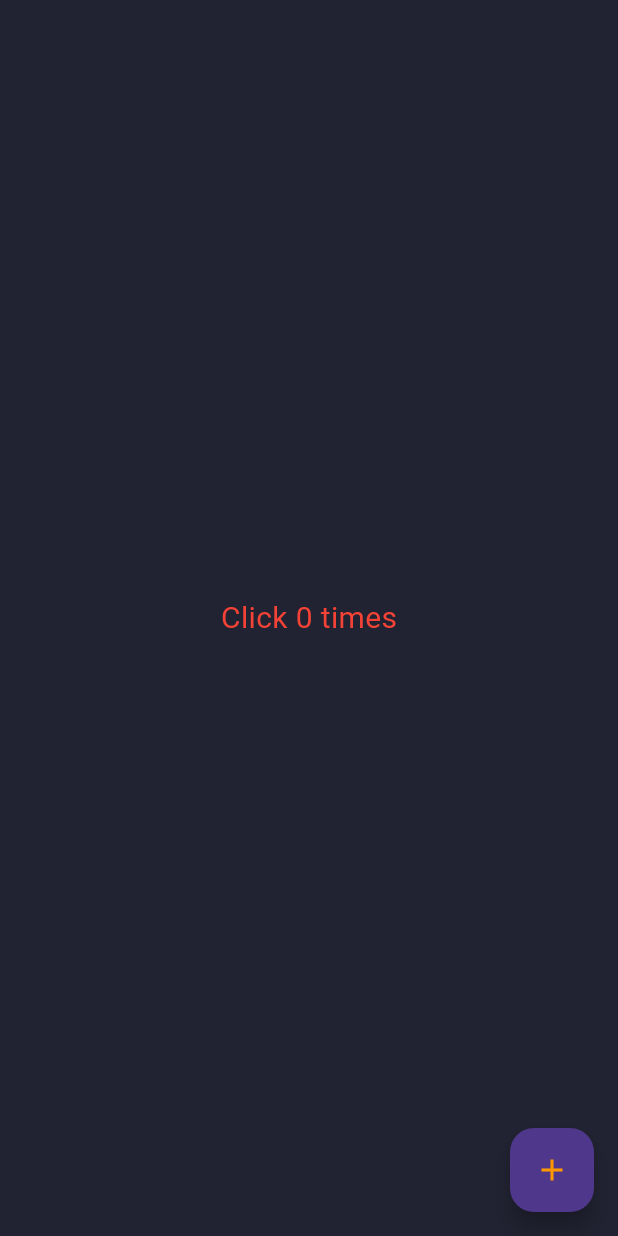
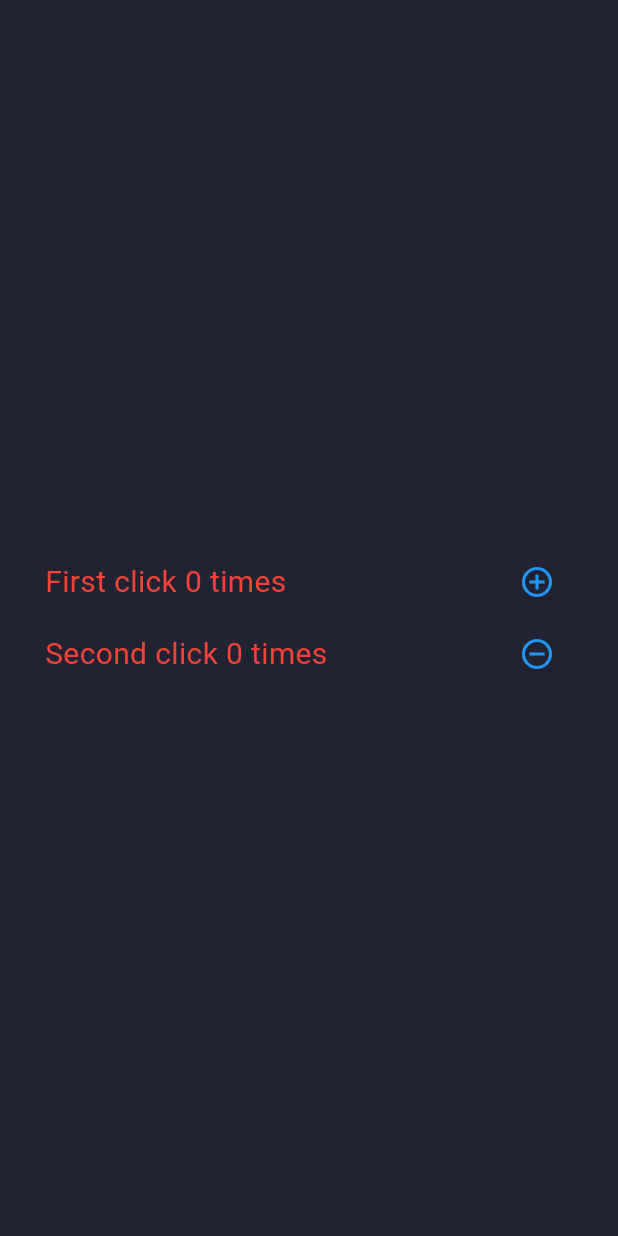
Before and after one commit to zgjff/flutter_demos, a Flutter app: the screen it shows after launch, on a phone screen of 412 x 824 dp. Run offline on Flutter 3.47's test engine with Material 3 defaults, Android fonts, the light colour scheme and no system bars; our stand-ins replace equatable, fl_chart, flutter_bloc, flutter_svg, responsive_builder, styled_widget.

Commit message:
bloc 多 event

```diff
--- a/bloc_demo/lib/main.dart
+++ b/bloc_demo/lib/main.dart
@@ -1,4 +1,4 @@
-import 'package:bloc_demo/screens/main/main_screen.dart';
+import 'package:bloc_demo/screens/event/more_action_screen.dart';
 import 'package:flutter/material.dart';
 import 'package:responsive_builder/responsive_builder.dart';
 
@@ -16,7 +16,7 @@ class MyApp extends StatelessWidget {
         theme: ThemeData.dark(useMaterial3: true).copyWith(
           scaffoldBackgroundColor: const Color(0xFF212332),
         ),
-        home: const MainScreen(),
+        home: const MoreActionScreenScreen(),
       );
     });
   }
--- /dev/null
+++ b/bloc_demo/lib/screens/event/more_action_bloc.dart
@@ -0,0 +1,17 @@
+import 'package:equatable/equatable.dart';
+import 'package:flutter_bloc/flutter_bloc.dart';
+
+part 'more_action_event.dart';
+part 'more_action_state.dart';
+
+class MoreActionBloc extends Bloc<MoreActionEvent, MoreActionState> {
+  MoreActionBloc() : super(const MoreActionInitial(0)) {
+    on<MoreActionEvent>((event, emit) {
+      if (event is AddActionEvent) {
+        emit(MoreActionInitial(state.value() + 1));
+        return;
+      }
+      emit(MoreActionInitial(state.value() - 1));
+    });
+  }
+}
--- /dev/null
+++ b/bloc_demo/lib/screens/event/more_action_event.dart
@@ -0,0 +1,18 @@
+part of 'more_action_bloc.dart';
+
+sealed class MoreActionEvent extends Equatable {
+  const MoreActionEvent();
+}
+
+final class AddActionEvent extends MoreActionEvent {
+  const AddActionEvent();
+  @override
+  List<Object?> get props => [];
+}
+
+final class ReduceActionEvent extends MoreActionEvent {
+  const ReduceActionEvent();
+
+  @override
+  List<Object?> get props => [];
+}
--- /dev/null
+++ b/bloc_demo/lib/screens/event/more_action_screen.dart
@@ -0,0 +1,79 @@
+import 'package:flutter/material.dart';
+import 'package:flutter_bloc/flutter_bloc.dart';
+import 'package:styled_widget/styled_widget.dart';
+
+import 'more_action_bloc.dart';
+
+class MoreActionScreenScreen extends StatelessWidget {
+  const MoreActionScreenScreen({super.key});
+
+  @override
+  Widget build(BuildContext context) {
+    return BlocProvider(
+      create: (context) => MoreActionBloc(),
+      child: Builder(
+        builder: (ctx) => _builderPage(ctx),
+      ),
+    );
+  }
+
+  Widget _builderPage(BuildContext context) {
+    return Scaffold(
+      body: Center(
+        child: Container(
+          padding: const EdgeInsets.symmetric(horizontal: 30),
+          child: Column(
+            mainAxisAlignment: MainAxisAlignment.center,
+            children: [
+              ActionShowItem(
+                content: 'First',
+                iconData: Icons.add_circle_outline,
+                onPressed: () {
+                  context.read<MoreActionBloc>().add(const AddActionEvent());
+                },
+              ),
+              ActionShowItem(
+                content: 'Second',
+                iconData: Icons.remove_circle_outline,
+                onPressed: () {
+                  context.read<MoreActionBloc>().add(const ReduceActionEvent());
+                },
+              )
+            ],
+          ),
+        ),
+      ),
+    );
+  }
+}
+
+class ActionShowItem extends StatelessWidget {
+  const ActionShowItem({
+    super.key,
+    required this.content,
+    required this.iconData,
+    required this.onPressed,
+  });
+
+  final String content;
+  final IconData iconData;
+  final VoidCallback onPressed;
+  @override
+  Widget build(BuildContext context) {
+    return Row(
+      mainAxisAlignment: MainAxisAlignment.spaceBetween,
+      children: [
+        BlocBuilder<MoreActionBloc, MoreActionState>(builder: (_, state) {
+          return Text('$content click ${state.value()} times')
+              .textColor(Colors.red)
+              .fontSize(20);
+        }),
+        IconButton(
+          onPressed: onPressed,
+          icon: Icon(iconData),
+          color: Colors.blue,
+        ),
+      ],
+    );
+  }
+}
--- /dev/null
+++ b/bloc_demo/lib/screens/event/more_action_state.dart
@@ -0,0 +1,20 @@
+part of 'more_action_bloc.dart';
+
+sealed class MoreActionState extends Equatable {
+  const MoreActionState();
+  int value();
+}
+
+final class MoreActionInitial extends MoreActionState {
+  const MoreActionInitial(this._count);
+  final int _count;
+
+  /// 获取当前的值
+  @override
+  int value() {
+    return _count;
+  }
+
+  @override
+  List<Object> get props => [_count];
+}
```
